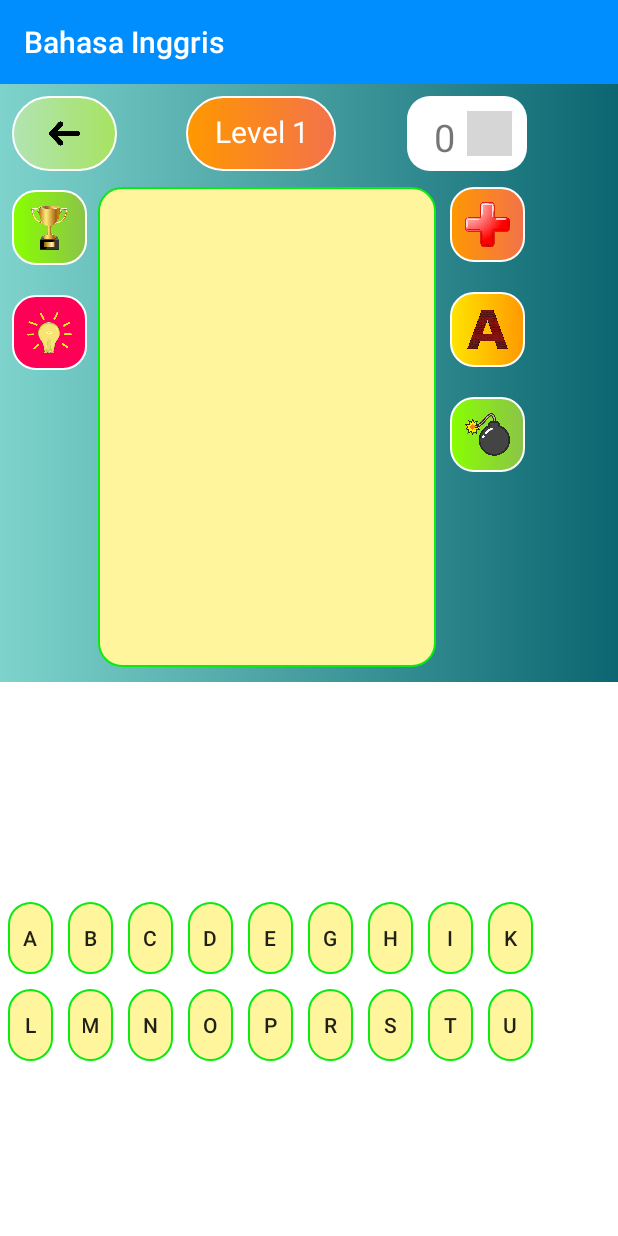
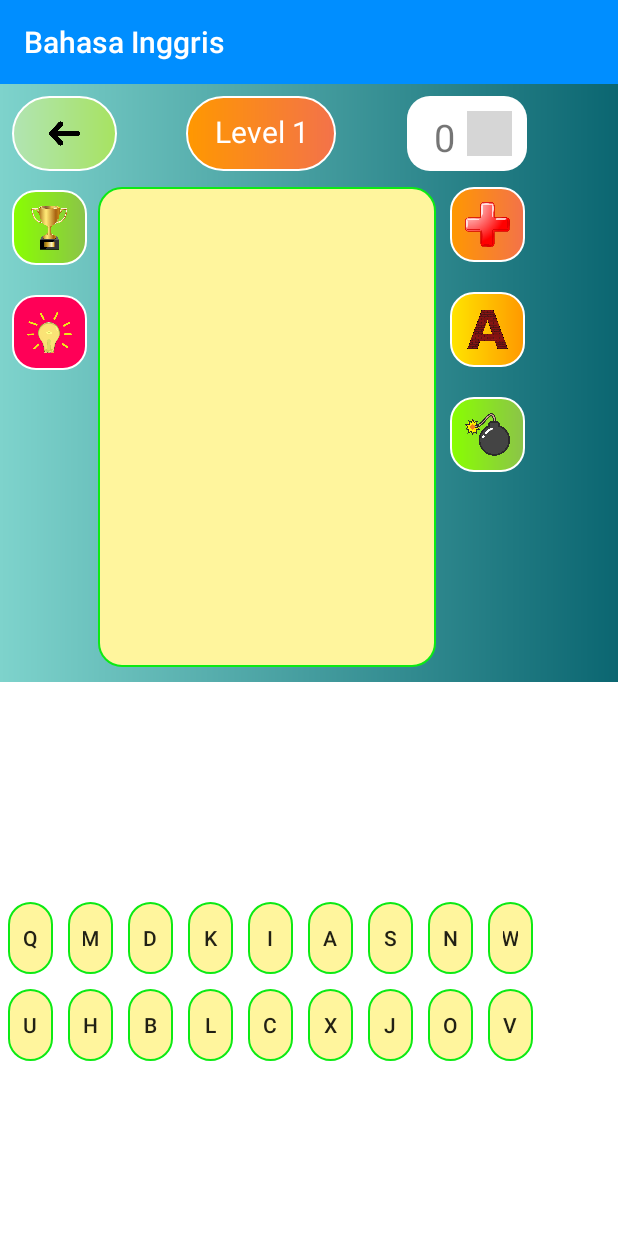
Before and after one commit to SittiSuwaibah09/AplikasiBahasaInggris, an Android app: the GameActivity screen opened directly, with no data from a screen before it, on a phone screen of 412 x 824 dp. Run offline under Robolectric (Android 15) with nearby library versions, the light colour scheme and no system bars; our stand-ins replace Firebase (no records; nobody signed in at launch, a user with empty details on screens opened directly); libraries missing offline, so code that uses them is left out: com.github.barteksc.pdfviewer; 5 statements that could not run were skipped; grey boxes are pictures that could not be loaded.

Commit message:
sasri ninda

```diff
--- a/app/src/main/java/com/example/ppbprojectakhir/GameActivity.java
+++ b/app/src/main/java/com/example/ppbprojectakhir/GameActivity.java
@@ -14,6 +14,7 @@ import android.widget.Toast;
 import androidx.annotation.NonNull;
 import androidx.appcompat.app.AppCompatActivity;
 
+import com.github.barteksc.pdfviewer.util.ArrayUtils;
 import com.google.firebase.database.DataSnapshot;
 import com.google.firebase.database.DatabaseError;
 import com.google.firebase.database.DatabaseReference;
@@ -21,8 +22,12 @@ import com.google.firebase.database.FirebaseDatabase;
 import com.google.firebase.database.ValueEventListener;
 
 import java.util.ArrayList;
+import java.util.Arrays;
 import java.util.HashMap;
+import java.util.LinkedHashSet;
 import java.util.Map;
+import java.util.Random;
+import java.util.Set;
 
 public class GameActivity extends AppCompatActivity {
 
@@ -64,8 +69,6 @@ public class GameActivity extends AppCompatActivity {
         myRef.addValueEventListener(new ValueEventListener() {
             @Override
             public void onDataChange(@NonNull DataSnapshot dataSnapshot) {
-                final String[] character = {"A", "B", "C", "D", "E", "G", "H", "I", "K", "L", "M", "N", "O", "P", "R", "S", "T", "U"};
-                final int[] buttons = {R.id.tombol1, R.id.tombol2, R.id.tombol3, R.id.tombol4, R.id.tombol5, R.id.tombol6, R.id.tombol7, R.id.tombol8, R.id.tombol9, R.id.tombol10, R.id.tombol11, R.id.tombol12, R.id.tombol13, R.id.tombol14, R.id.tombol15, R.id.tombol16, R.id.tombol17, R.id.tombol18};
                 LinearLayout linearLayout = (LinearLayout) findViewById(R.id.jawab);
                 String tanya = dataSnapshot.child("pertanyaan").getValue().toString();
                 String tanya1 = dataSnapshot.child("pertanyaan1").getValue().toString();
@@ -77,9 +80,34 @@ public class GameActivity extends AppCompatActivity {
                 mAnswer = jawabb;
                 mPanjang = panjangjawab;
 
-                // errornya apa ?
-                // iya itu yang merah ko
-                // bentar tak cobak ko
+                Random randNum = new Random();
+                final int[] buttons = {R.id.tombol1, R.id.tombol2, R.id.tombol3, R.id.tombol4, R.id.tombol5, R.id.tombol6, R.id.tombol7, R.id.tombol8, R.id.tombol9, R.id.tombol10, R.id.tombol11, R.id.tombol12, R.id.tombol13, R.id.tombol14, R.id.tombol15, R.id.tombol16, R.id.tombol17, R.id.tombol18};
+                String[] character_trial = new String[18];
+
+                Set<Integer> setHuruf = new LinkedHashSet<Integer>();
+                while (setHuruf.size() < 18) {
+                    setHuruf.add(randNum.nextInt(26)+65);
+                }
+                int chr_i = 0;
+                for (int huruf: setHuruf)
+                {
+                    character_trial[chr_i++] = String.valueOf((char) huruf);
+                }
+
+                Set<Integer> setNumber = new LinkedHashSet<Integer>();
+                while (setNumber.size() < mAnswer.length()) {
+                    setNumber.add(randNum.nextInt(18));
+                }
+
+                int x = 0;
+                for (int posAns: setNumber){
+                    String chr = String.valueOf(mAnswer.charAt(x));
+                    x++;
+                    character_trial[posAns] = chr;
+                }
+
+                // Convert to final data character
+                final String[] character = character_trial;
 
                 final ArrayList list = new ArrayList();
                 for (int a = 0; a < mPanjang; a++) {
```
